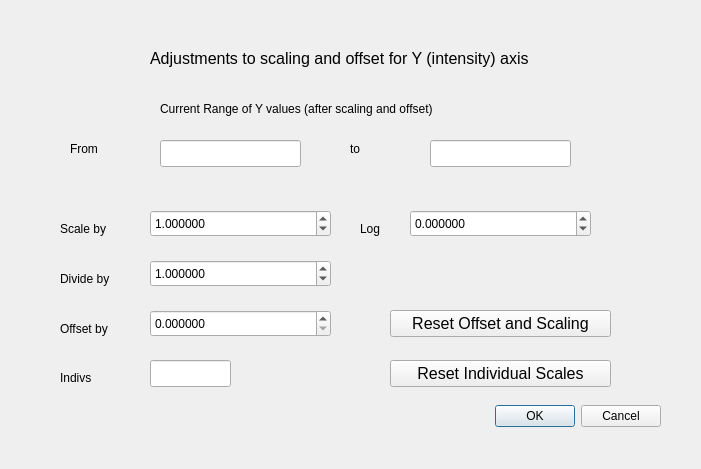
Qt form Numpy/Sdadmin/yscaleoffdlg.ui (JohnMCollins/python-astro-progs) before a commit.
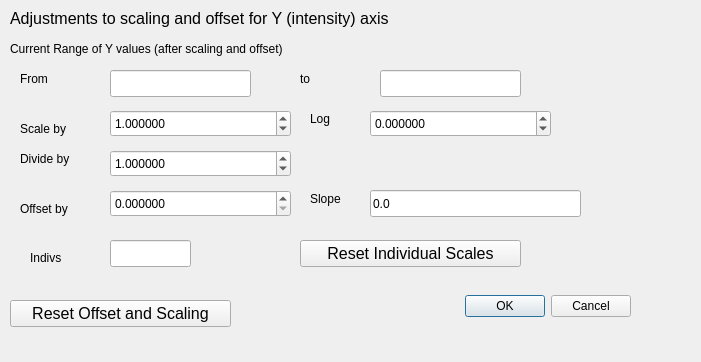
The same form after that commit.

Patch:
```diff
--- a/Numpy/Sdadmin/yscaleoffdlg.ui
+++ b/Numpy/Sdadmin/yscaleoffdlg.ui
@@ -7,7 +7,7 @@
     <x>0</x>
     <y>0</y>
     <width>701</width>
-    <height>469</height>
+    <height>362</height>
    </rect>
   </property>
   <property name="windowTitle">
@@ -16,8 +16,8 @@
   <widget class="QDialogButtonBox" name="buttonBox">
    <property name="geometry">
     <rect>
-     <x>440</x>
-     <y>400</y>
+     <x>410</x>
+     <y>290</y>
      <width>221</width>
      <height>32</height>
     </rect>
@@ -32,8 +32,8 @@
   <widget class="QLineEdit" name="ymin">
    <property name="geometry">
     <rect>
-     <x>160</x>
-     <y>140</y>
+     <x>110</x>
+     <y>70</y>
      <width>141</width>
      <height>27</height>
     </rect>
@@ -48,8 +48,8 @@
   <widget class="QLineEdit" name="ymax">
    <property name="geometry">
     <rect>
-     <x>430</x>
-     <y>140</y>
+     <x>380</x>
+     <y>70</y>
      <width>141</width>
      <height>27</height>
     </rect>
@@ -64,8 +64,8 @@
   <widget class="QLabel" name="label_2">
    <property name="geometry">
     <rect>
-     <x>350</x>
-     <y>140</y>
+     <x>300</x>
+     <y>70</y>
      <width>31</width>
      <height>17</height>
     </rect>
@@ -77,8 +77,8 @@
   <widget class="QDoubleSpinBox" name="yscale">
    <property name="geometry">
     <rect>
-     <x>150</x>
-     <y>210</y>
+     <x>110</x>
+     <y>110</y>
      <width>181</width>
      <height>27</height>
     </rect>
@@ -102,8 +102,8 @@
   <widget class="QLabel" name="label_5">
    <property name="geometry">
     <rect>
-     <x>360</x>
-     <y>220</y>
+     <x>310</x>
+     <y>110</y>
      <width>31</width>
      <height>17</height>
     </rect>
@@ -115,8 +115,8 @@
   <widget class="QDoubleSpinBox" name="ylogscale">
    <property name="geometry">
     <rect>
-     <x>410</x>
-     <y>210</y>
+     <x>370</x>
+     <y>110</y>
      <width>181</width>
      <height>27</height>
     </rect>
@@ -140,8 +140,8 @@
   <widget class="QLabel" name="label">
    <property name="geometry">
     <rect>
-     <x>70</x>
-     <y>140</y>
+     <x>20</x>
+     <y>70</y>
      <width>62</width>
      <height>17</height>
     </rect>
@@ -153,8 +153,8 @@
   <widget class="QDoubleSpinBox" name="yoffset">
    <property name="geometry">
     <rect>
-     <x>150</x>
-     <y>310</y>
+     <x>110</x>
+     <y>190</y>
      <width>181</width>
      <height>27</height>
     </rect>
@@ -173,8 +173,8 @@
   <widget class="QPushButton" name="resety">
    <property name="geometry">
     <rect>
-     <x>390</x>
-     <y>310</y>
+     <x>10</x>
+     <y>300</y>
      <width>221</width>
      <height>27</height>
     </rect>
@@ -194,8 +194,8 @@
   <widget class="QLabel" name="label_4">
    <property name="geometry">
     <rect>
-     <x>60</x>
-     <y>220</y>
+     <x>20</x>
+     <y>120</y>
      <width>71</width>
      <height>17</height>
     </rect>
@@ -207,8 +207,8 @@
   <widget class="QLabel" name="label_6">
    <property name="geometry">
     <rect>
-     <x>60</x>
-     <y>320</y>
+     <x>20</x>
+     <y>200</y>
      <width>71</width>
      <height>17</height>
     </rect>
@@ -220,8 +220,8 @@
   <widget class="QLabel" name="label_3">
    <property name="geometry">
     <rect>
-     <x>150</x>
-     <y>50</y>
+     <x>10</x>
+     <y>10</y>
      <width>431</width>
      <height>17</height>
     </rect>
@@ -238,8 +238,8 @@
   <widget class="QLabel" name="label_7">
    <property name="geometry">
     <rect>
-     <x>160</x>
-     <y>100</y>
+     <x>10</x>
+     <y>40</y>
      <width>411</width>
      <height>17</height>
     </rect>
@@ -251,8 +251,8 @@
   <widget class="QDoubleSpinBox" name="yscalequot">
    <property name="geometry">
     <rect>
-     <x>150</x>
-     <y>260</y>
+     <x>110</x>
+     <y>150</y>
      <width>181</width>
      <height>27</height>
     </rect>
@@ -276,8 +276,8 @@
   <widget class="QLabel" name="label_8">
    <property name="geometry">
     <rect>
-     <x>60</x>
-     <y>270</y>
+     <x>20</x>
+     <y>150</y>
      <width>62</width>
      <height>17</height>
     </rect>
@@ -289,8 +289,8 @@
   <widget class="QPushButton" name="resetindivy">
    <property name="geometry">
     <rect>
-     <x>390</x>
-     <y>360</y>
+     <x>300</x>
+     <y>240</y>
      <width>221</width>
      <height>27</height>
     </rect>
@@ -317,8 +317,8 @@
   <widget class="QLineEdit" name="yindivnum">
    <property name="geometry">
     <rect>
-     <x>150</x>
-     <y>360</y>
+     <x>110</x>
+     <y>240</y>
      <width>81</width>
      <height>27</height>
     </rect>
@@ -333,8 +333,8 @@
   <widget class="QLabel" name="label_9">
    <property name="geometry">
     <rect>
-     <x>60</x>
-     <y>370</y>
+     <x>30</x>
+     <y>250</y>
      <width>62</width>
      <height>16</height>
     </rect>
@@ -343,6 +343,35 @@
     <string>Indivs</string>
    </property>
   </widget>
+  <widget class="QLineEdit" name="slope">
+   <property name="geometry">
+    <rect>
+     <x>370</x>
+     <y>190</y>
+     <width>211</width>
+     <height>27</height>
+    </rect>
+   </property>
+   <property name="toolTip">
+    <string>This is a slope for gradation on the continuum</string>
+   </property>
+   <property name="text">
+    <string>0.0</string>
+   </property>
+  </widget>
+  <widget class="QLabel" name="label_10">
+   <property name="geometry">
+    <rect>
+     <x>310</x>
+     <y>190</y>
+     <width>41</width>
+     <height>17</height>
+    </rect>
+   </property>
+   <property name="text">
+    <string>Slope</string>
+   </property>
+  </widget>
  </widget>
  <tabstops>
   <tabstop>ymin</tabstop>
```
Left out of the diff: 19 changed lines with no effect on the pictures.
